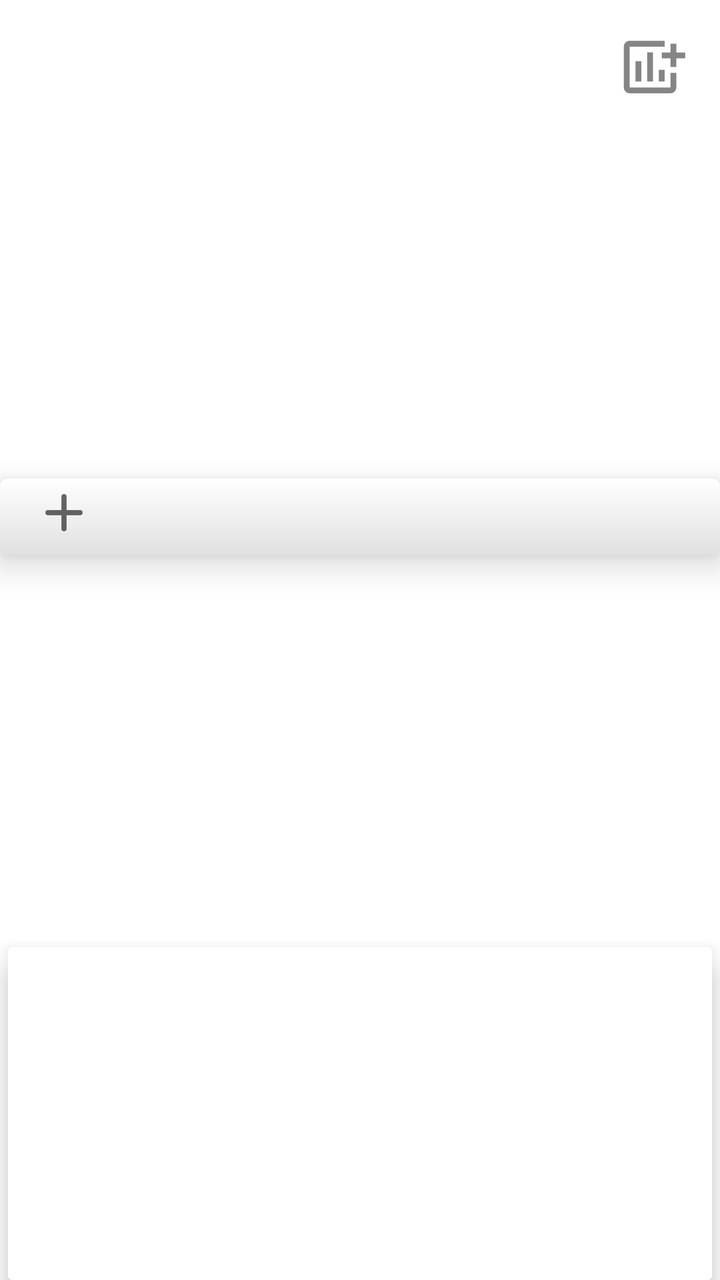
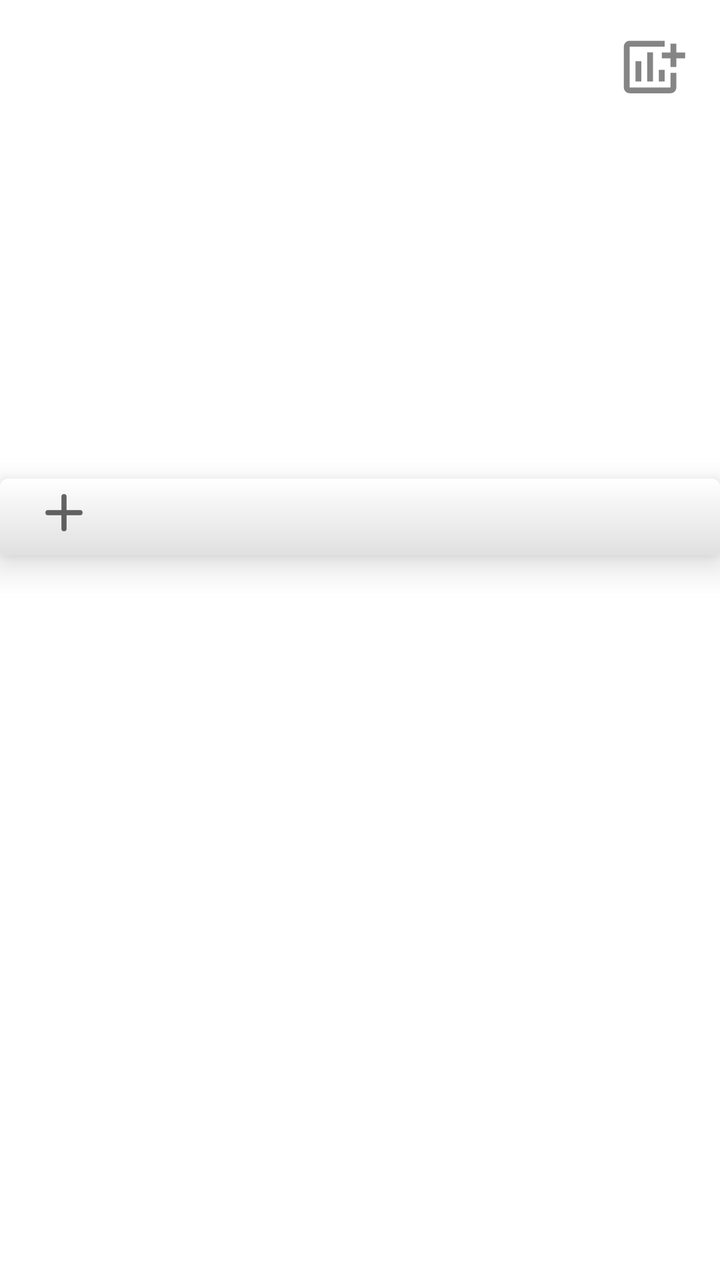

Compare the two renders of this Android layout. The source of the first and the diff that turns it into the second are given below.
<!-- AndroidManifest.xml: application theme Theme.Matscape -->
<!-- res/layout/activity_home.xml -->
<?xml version="1.0" encoding="utf-8"?>
<androidx.drawerlayout.widget.DrawerLayout xmlns:android="http://schemas.android.com/apk/res/android"
    xmlns:app="http://schemas.android.com/apk/res-auto"
    xmlns:tools="http://schemas.android.com/tools"
    android:layout_width="match_parent"
    android:layout_height="match_parent"
    tools:context=".Activities.HomeActivity"
    android:id="@+id/DrawerLayout">

    

    <androidx.constraintlayout.widget.ConstraintLayout
        android:layout_width="match_parent"
        android:layout_height="match_parent">

        <androidx.appcompat.widget.Toolbar
            android:id="@+id/Toolbar"
            android:layout_width="match_parent"
            android:layout_height="wrap_content"
            android:background="@null"
            app:layout_constraintEnd_toEndOf="parent"
            app:layout_constraintStart_toStartOf="parent"
            app:layout_constraintTop_toTopOf="parent" />

        <ImageView
            android:id="@+id/addMatrixCardButton"
            android:layout_width="35dp"
            android:layout_height="35dp"
            android:layout_margin="16dp"
            android:background="?attr/selectableItemBackgroundBorderless"
            android:clickable="true"
            android:contentDescription="@string/desc_add_matrix"
            android:focusable="true"
            android:src="@drawable/ic_home_add_matrix"
            app:layout_constraintEnd_toEndOf="parent"
            app:layout_constraintTop_toTopOf="parent"
            tools:ignore="TouchTargetSizeCheck" />

        <androidx.recyclerview.widget.RecyclerView
            android:id="@+id/MatrixCardsRecyclerView"
            android:layout_width="match_parent"
            android:layout_height="0dp"
            app:layout_constraintHeight_percent=".28"
            app:layout_constraintEnd_toEndOf="parent"
            app:layout_constraintStart_toStartOf="parent"
            app:layout_constraintTop_toBottomOf="@+id/Toolbar" />

        <ImageView
            android:id="@+id/addResultCardButton"
            android:layout_width="32dp"
            android:layout_height="32dp"
            android:clickable="true"
            android:contentDescription="@string/desc_settings_result"
            android:elevation="12dp"
            android:focusable="true"
            android:layout_marginStart="16dp"
            android:foreground="?attr/selectableItemBackgroundBorderless"
            android:src="@drawable/ic_home_add_result"
            app:layout_constraintBottom_toBottomOf="@+id/cardView"
            app:layout_constraintStart_toStartOf="parent"
            app:layout_constraintTop_toBottomOf="@+id/MatrixCardsRecyclerView"
            tools:ignore="UnusedAttribute" />

        <androidx.cardview.widget.CardView
            android:id="@+id/cardView"
            android:layout_width="match_parent"
            android:layout_height="0dp"
            android:layout_marginTop="4dp"
            android:layout_marginBottom="4dp"
            app:cardCornerRadius="4dp"
            app:cardElevation="10dp"
            android:foreground="@drawable/grad_home_divider"
            app:layout_constraintEnd_toEndOf="parent"
            app:layout_constraintHeight_percent=".06"
            app:layout_constraintStart_toStartOf="parent"
            app:layout_constraintTop_toBottomOf="@+id/MatrixCardsRecyclerView">

        </androidx.cardview.widget.CardView>

        <androidx.recyclerview.widget.RecyclerView
            android:id="@+id/ResultCardsRecyclerView"
            android:layout_width="match_parent"
            android:layout_height="0dp"
            app:layout_constraintBottom_toTopOf="@+id/HomeNumpadCardView"
            app:layout_constraintEnd_toEndOf="parent"
            app:layout_constraintStart_toStartOf="parent"
            app:layout_constraintTop_toBottomOf="@+id/cardView" />

        <androidx.cardview.widget.CardView
            android:id="@+id/HomeNumpadCardView"
            android:layout_width="match_parent"
            android:layout_height="0dp"
            app:layout_constraintHeight_percent=".26"
            app:cardElevation="10dp"
            android:layout_marginStart="4dp"
            android:layout_marginEnd="4dp"
            app:layout_constraintBottom_toBottomOf="parent"
            app:layout_constraintEnd_toEndOf="parent"
            app:layout_constraintStart_toStartOf="parent"/>
    </androidx.constraintlayout.widget.ConstraintLayout>


    <com.google.android.material.navigation.NavigationView
        android:id="@+id/HomeNavigationView"
        android:layout_width="wrap_content"
        android:layout_height="match_parent"
        app:menu="@menu/menu_home_navigation_drawer"
        app:headerLayout="@layout/header_navigation_drawer"
        android:layout_gravity="start"/>

</androidx.drawerlayout.widget.DrawerLayout>
<!-- res/layout/header_navigation_drawer.xml (included above) -->
<?xml version="1.0" encoding="utf-8"?>
<LinearLayout xmlns:android="http://schemas.android.com/apk/res/android"
    android:layout_width="match_parent"
    android:layout_height="match_parent"
    android:orientation="vertical">

    

    <TextView
        android:layout_width="wrap_content"
        android:layout_height="wrap_content"
        android:layout_marginTop="24dp"
        android:layout_marginStart="24dp"
        android:layout_marginEnd="24dp"
        android:textAppearance="?attr/textAppearanceHeadline6"
        android:text="@string/app_name" />

    <TextView
        android:layout_width="wrap_content"
        android:layout_height="wrap_content"
        android:layout_marginBottom="24dp"
        android:layout_marginStart="24dp"
        android:layout_marginEnd="24dp"
        android:textAppearance="?attr/textAppearanceBody2"
        android:textColor="@color/material_on_surface_emphasis_medium"
        android:text="Matrix Calculator" />

</LinearLayout>
<!-- resources referenced by this layout -->
<resources>
  <!-- drawable grad_home_divider (drawable) -->
  <?xml version="1.0" encoding="utf-8"?>
      <shape xmlns:android="http://schemas.android.com/apk/res/android"
          android:shape="rectangle">
          <gradient
              android:startColor="#FFFFFF"
              android:endColor="#E0E0E0"
              android:angle="270"
              android:centerY=".6" />
      </shape>
  <!-- drawable ic_home_add_matrix (drawable) -->
  <vector android:alpha="0.8" android:height="24dp"
      android:tint="?attr/colorControlNormal" android:viewportHeight="24"
      android:viewportWidth="24" android:width="24dp" xmlns:android="http://schemas.android.com/apk/res/android">
      <path android:fillColor="@android:color/white" android:pathData="M6,9.99h2v7L6,16.99zM14,12.99h2v4h-2zM10,6.99h2v10h-2zM20,7L20,4h-2v3h-3v2h3v3h2L20,9h3L23,7zM18,19L4,19L4,5h12L16,3L4,3c-1.1,0 -2,0.9 -2,2v14c0,1.1 0.9,2 2,2h14c1.1,0 2,-0.9 2,-2v-5h-2v5z"/>
  </vector>
  <!-- drawable ic_home_add_result (drawable) -->
  <vector xmlns:android="http://schemas.android.com/apk/res/android"
      android:width="24dp"
      android:height="24dp"
      android:viewportWidth="24"
      android:viewportHeight="24"
      android:tint="?attr/colorControlNormal">
    <path
        android:fillColor="@android:color/white"
        android:pathData="M18,13h-5v5c0,0.55 -0.45,1 -1,1s-1,-0.45 -1,-1v-5H6c-0.55,0 -1,-0.45 -1,-1s0.45,-1 1,-1h5V6c0,-0.55 0.45,-1 1,-1s1,0.45 1,1v5h5c0.55,0 1,0.45 1,1s-0.45,1 -1,1z"/>
  </vector>
  <string name="app_name" translatable="false">Matscape</string>
  
      //for homepage navigation drawer
  <string name="desc_add_matrix">Add Matrix</string>
  <string name="desc_settings_result">Result Cards Settings</string>
  
  
      //for matrix cards
  <style name="Theme.Matscape" parent="Theme.MaterialComponents.DayNight.NoActionBar">
          
          <item name="colorPrimary">@color/purple_500</item>
          <item name="colorPrimaryVariant">@color/purple_700</item>
          <item name="colorOnPrimary">@color/white</item>
          
          <item name="colorSecondary">@color/teal_200</item>
          <item name="colorSecondaryVariant">@color/teal_700</item>
          <item name="colorOnSecondary">@color/black</item>
          
          <item name="android:statusBarColor" tools:targetApi="l">?attr/colorPrimaryVariant</item>
          
      </style>
  <color name="purple_500">#FF6200EE</color>
  <color name="purple_700">#FF3700B3</color>
  <color name="white">#FFFFFFFF</color>
  <color name="teal_200">#FF03DAC5</color>
  <color name="teal_700">#FF018786</color>
  <color name="black">#FF000000</color>
</resources>

<!-- the commit's change to res/layout/activity_home.xml (unified diff, before → after) -->
@@ -92,6 +92,7 @@
             android:layout_height="0dp"
             app:layout_constraintHeight_percent=".26"
             app:cardElevation="10dp"
+            android:visibility="gone"
             android:layout_marginStart="4dp"
             android:layout_marginEnd="4dp"
             app:layout_constraintBottom_toBottomOf="parent"
